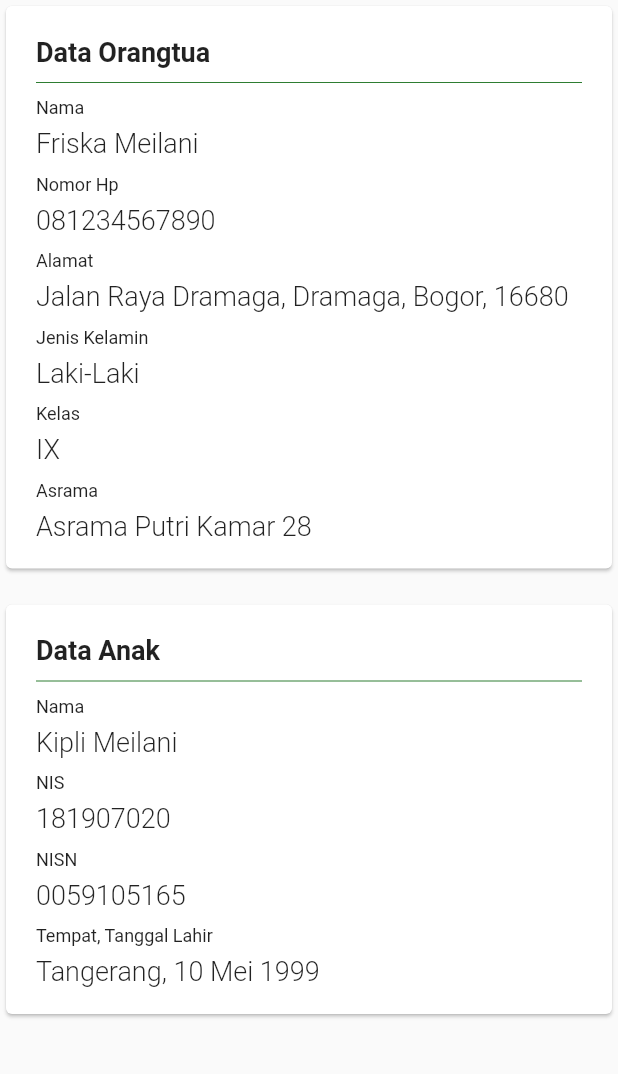
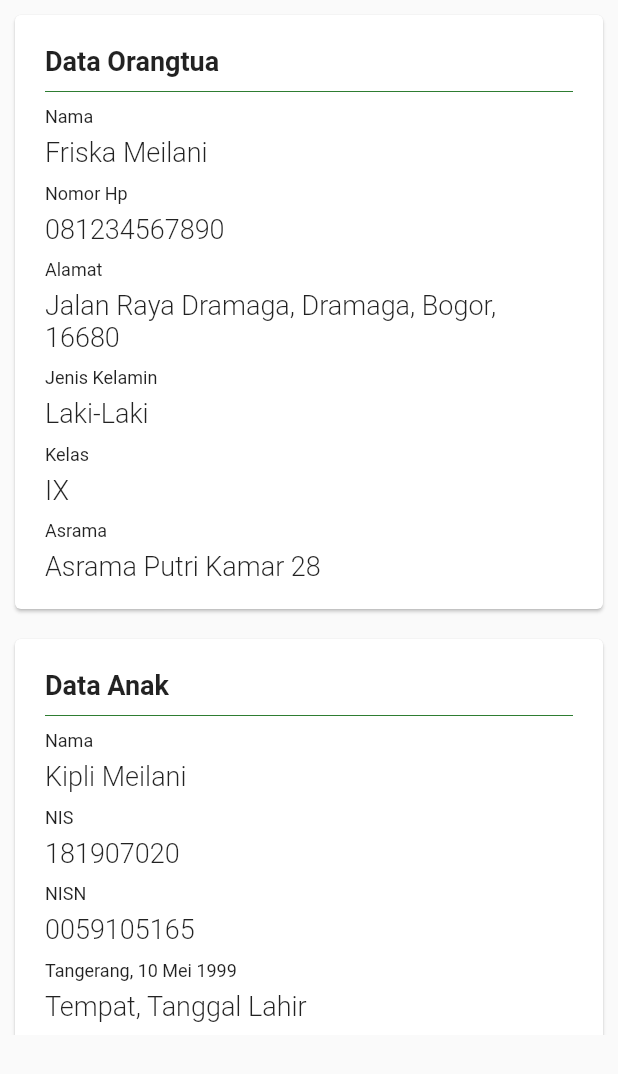
Before and after one commit to friskameilani/SCB-for-Parents, a Flutter app: the Profil screen opened by its route, on a phone screen of 412 x 824 dp. Shown: the top 1074 px of the screen. Run offline on Flutter 3.47's test engine with Material 2 defaults, Android fonts, the phone set to English and light mode, and no system bars; our stand-ins replace carousel_pro, shared_preferences; accounts and stored records are empty; network calls fail.

Commit message:
Deleted Unnecasary Profile Classes, added a few Models to be used later, and some random JSON data to be used for Profile

```diff
--- /dev/null
+++ b/lib/models/orangtua.dart
@@ -0,0 +1,16 @@
+//PODO MODEL TO BE USED LATER IN PROFILE
+class Orangtua {
+  String nama;
+  String nomorHp;
+  String alamat;
+  String jenisKelamin;
+  Orangtua({this.nama, this.nomorHp, this.alamat, this.jenisKelamin});
+
+  factory Orangtua.fromJson(Map<String, dynamic> parsedJson) {
+    return Orangtua(
+        nama: parsedJson['nama'],
+        nomorHp: parsedJson['nomor_Hp'],
+        alamat: parsedJson['alamat'],
+        jenisKelamin: parsedJson['jenis_kelamin']);
+  }
+}
--- a/lib/pages/cardText.dart
+++ /dev/null
@@ -1,33 +0,0 @@
-import 'package:flutter/material.dart';
-
-class CardText extends StatelessWidget {
-  CardText({
-    this.big,
-    this.small
-  });
-
-  String big;
-  String small;
-
-  @override
-  Widget build(BuildContext context) {
-    return Column(
-      crossAxisAlignment: CrossAxisAlignment.start,
-      children: <Widget>[
-        Text(
-                small,
-                style: TextStyle(
-                  fontSize: 12
-                ),
-               ),
-               SizedBox(height: 6,),
-               Text(
-                 big,
-                 style: TextStyle(fontSize: 18, fontWeight: FontWeight.w300),
-               ),
-               SizedBox(height: 10,),
-      ],
-
-    );
-  }
-}
--- a/lib/pages/profil.dart
+++ b/lib/pages/profil.dart
@@ -1,5 +1,4 @@
 import 'package:flutter/material.dart';
-import 'package:scbforparents/pages/profilCard.dart';
 
 class Profil extends StatefulWidget {
   @override
@@ -7,7 +6,7 @@ class Profil extends StatefulWidget {
 }
 
 class _ProfilState extends State<Profil> {
-    hexColor (String colorhexcode) {
+  hexColor(String colorhexcode) {
     String colornew = '0xff' + colorhexcode;
     colornew = colornew.replaceAll('#', '');
     int colorint = int.parse(colornew);
@@ -17,15 +16,112 @@ class _ProfilState extends State<Profil> {
   @override
   Widget build(BuildContext context) {
     return Scaffold(
-      body: ListView(
-        scrollDirection: Axis.vertical,
+        body: Container(
+      height: 690.0,
+      child: ListView(scrollDirection: Axis.vertical, children: <Widget>[
+        Card(
+            margin: EdgeInsets.all(10),
+            child: Padding(
+                padding: const EdgeInsets.fromLTRB(20.0, 20.0, 20.0, 8.0),
+                child: Column(
+                    crossAxisAlignment: CrossAxisAlignment.start,
+                    mainAxisAlignment: MainAxisAlignment.start,
+                    children: <Widget>[
+                      Text(
+                        'Data Orangtua',
+                        style: TextStyle(
+                            fontWeight: FontWeight.bold, fontSize: 18),
+                      ),
+                      Divider(
+                        color: Colors.green[800],
+                        height: 20,
+                      ),
+                      cardText('Friska Meilani', 'Nama'),
+                      cardText('081234567890', 'Nomor Hp'),
+                      cardText('Jalan Raya Dramaga, Dramaga, Bogor, 16680',
+                          'Alamat'),
+                      cardText(
+                        'Laki-Laki',
+                        'Jenis Kelamin',
+                      ),
+                      cardText(
+                        'IX',
+                        'Kelas',
+                      ),
+                      cardText(
+                        'Asrama Putri Kamar 28',
+                        'Asrama',
+                      ),
+                    ]))),
+        Card(
+            margin: EdgeInsets.all(10),
+            child: Padding(
+                padding: const EdgeInsets.fromLTRB(20.0, 20.0, 20.0, 8.0),
+                child: Column(
+                    crossAxisAlignment: CrossAxisAlignment.start,
+                    children: <Widget>[
+                      Text(
+                        'Data Anak',
+                        style: TextStyle(
+                            fontWeight: FontWeight.bold, fontSize: 18),
+                      ),
+                      Divider(
+                        color: Colors.green[800],
+                        height: 20,
+                      ),
+                      cardText('Kipli Meilani', 'Nama'),
+                      cardText('181907020', 'NIS'),
+                      cardText('0059105165', 'NISN'),
+                      cardText(
+                        'Tempat, Tanggal Lahir',
+                        'Tangerang, 10 Mei 1999',
+                      )
+                    ]))),
+        Container(
+          padding: EdgeInsets.fromLTRB(50.0, 20.0, 50.0, 20.0),
+          child: RaisedButton(
+            onPressed: () {
+              // print(data['orangtua']);
+            },
+            shape: RoundedRectangleBorder(
+              borderRadius: new BorderRadius.circular(5.0),
+            ),
+            child: Text(
+              'Keluar',
+              style: TextStyle(
+                fontSize: 18,
+              ),
+            ),
+            textColor: Colors.white,
+            color: Colors.green[800],
+          ),
+          height: 80.0,
+        ),
+      ]),
+    ));
+  }
+
+  Container cardText(String big, String small) {
+    return Container(
+      child: Column(
+        crossAxisAlignment: CrossAxisAlignment.start,
         children: <Widget>[
-          Container(
-            height: 690.0,
-            child: ProfilCard(),
+          Text(
+            small,
+            style: TextStyle(fontSize: 12),
+          ),
+          SizedBox(
+            height: 6,
+          ),
+          Text(
+            big,
+            style: TextStyle(fontSize: 18, fontWeight: FontWeight.w300),
+          ),
+          SizedBox(
+            height: 10,
           ),
         ],
-      )
+      ),
     );
   }
 }
--- a/lib/pages/profilCard.dart
+++ /dev/null
@@ -1,89 +0,0 @@
-import 'package:flutter/material.dart';
-import 'package:scbforparents/pages/cardText.dart';
-
-class ProfilCard extends StatelessWidget {
-  @override
-  Widget build(BuildContext context) {
-    return ListView(children: <Widget>[
-      Card(
-          child: Padding(
-              padding: const EdgeInsets.fromLTRB(20.0, 20.0, 20.0, 8.0),
-              child: Column(
-                  crossAxisAlignment: CrossAxisAlignment.start,
-                  children: <Widget>[
-                    Text(
-                      'Data Orangtua',
-                      style:
-                          TextStyle(fontWeight: FontWeight.bold, fontSize: 18),
-                    ),
-                    Divider(
-                      color: Colors.green[800],
-                      height: 20,
-                    ),
-                    CardText(big: 'Friska Meilani', small: 'Nama'),
-                    CardText(big: '081234567890', small: 'Nomor Hp'),
-                    CardText(
-                        big: 'Jalan Raya Dramaga, Dramaga, Bogor, 16680',
-                        small: 'Alamat'),
-                    CardText(
-                      big: 'Laki-Laki',
-                      small: 'Jenis Kelamin',
-                    ),
-                    CardText(
-                      big: 'IX',
-                      small: 'Kelas',
-                    ),
-                    CardText(
-                      big: 'Asrama Putri Kamar 28',
-                      small: 'Asrama',
-                    ),
-                  ]))),
-      SizedBox(
-        height: 16.0,
-      ),
-      Card(
-          child: Padding(
-              padding: const EdgeInsets.fromLTRB(20.0, 20.0, 20.0, 8.0),
-              child: Column(
-                  crossAxisAlignment: CrossAxisAlignment.start,
-                  children: <Widget>[
-                    Text(
-                      'Data Anak',
-                      style:
-                          TextStyle(fontWeight: FontWeight.bold, fontSize: 18),
-                    ),
-                    Divider(
-                      color: Colors.green[800],
-                      height: 20,
-                    ),
-                    CardText(big: 'Kipli Meilani', small: 'Nama'),
-                    CardText(big: '181907020', small: 'NIS'),
-                    CardText(big: '0059105165', small: 'NISN'),
-                    CardText(
-                      small: 'Tempat, Tanggal Lahir',
-                      big: 'Tangerang, 10 Mei 1999',
-                    )
-                  ]))),
-      Container(
-        padding: EdgeInsets.fromLTRB(50.0, 20.0, 50.0, 20.0),
-        child: RaisedButton(
-          onPressed: () {
-            Navigator.pushNamed(context, '/login');
-          },
-          shape: RoundedRectangleBorder(
-            borderRadius: new BorderRadius.circular(5.0),
-          ),
-          child: Text(
-            'Keluar',
-            style: TextStyle(
-              fontSize: 18,
-            ),
-          ),
-          textColor: Colors.white,
-          color: Colors.green[800],
-        ),
-        height: 80.0,
-      ),
-    ]);
-  }
-}
```
Also changed, not shown: lib/models/siswa.dart (added, +30 -0 lines), lib/network_utils/anak.json (added, +9 -0 lines), lib/network_utils/orangtua.json (added, +7 -0 lines), lib/pages/dashboard.dart (+11 -17 lines), 37 other files.
